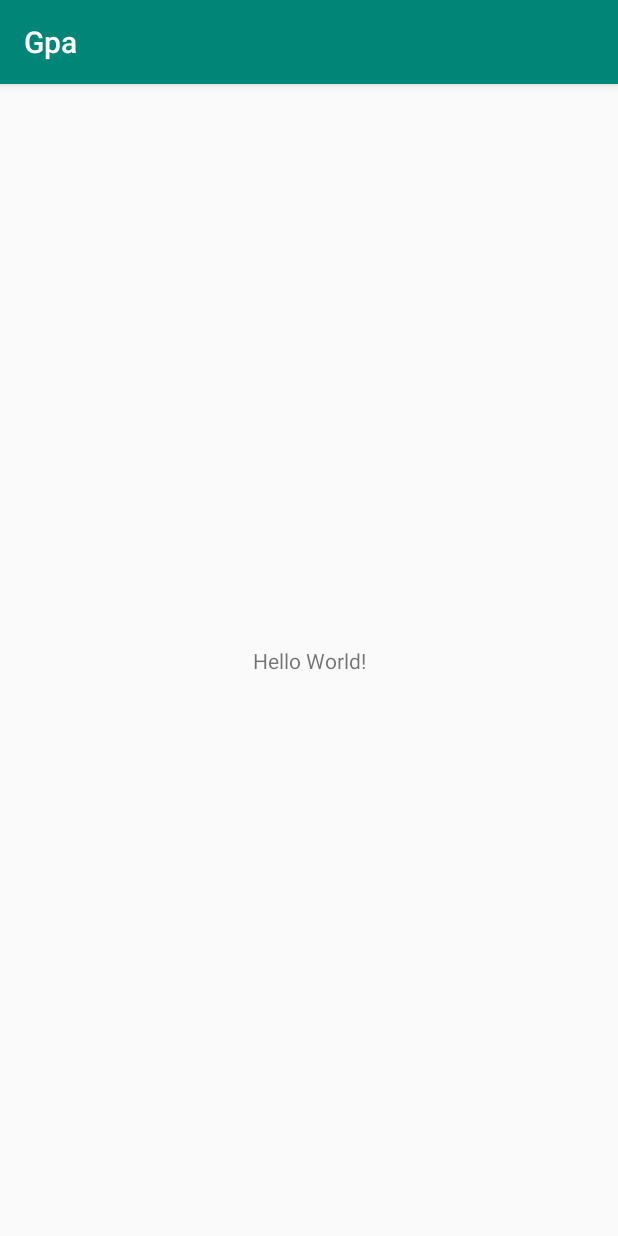
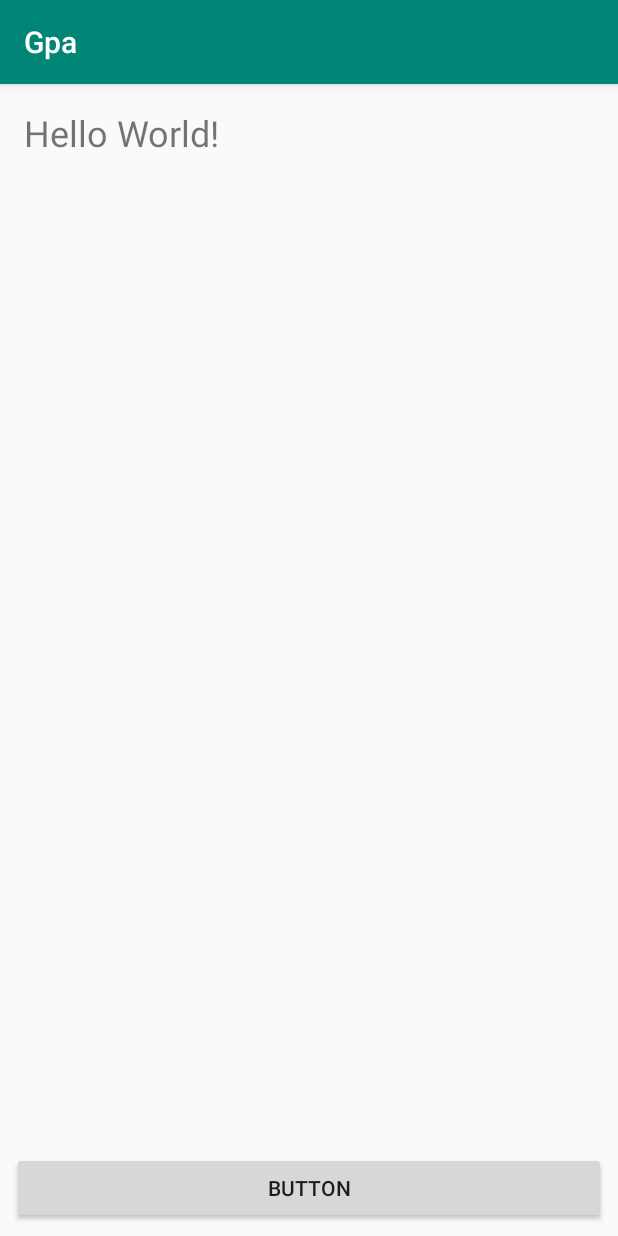
Before and after one commit to QC858020/androidTD, an Android app: the screen it shows after launch (MainActivity), on a phone screen of 412 x 824 dp. Run offline under Robolectric (Android 15) with nearby library versions, the phone set to English and light mode, and no system bars.

Commit message:
First Interface

```diff
--- a/app/src/main/java/com/tp/tse/gpa/MainActivity.java
+++ b/app/src/main/java/com/tp/tse/gpa/MainActivity.java
@@ -2,12 +2,19 @@ package com.tp.tse.gpa;
 
 import android.support.v7.app.AppCompatActivity;
 import android.os.Bundle;
+import android.widget.Button;
+import android.widget.TextView;
 
 public class MainActivity extends AppCompatActivity {
+    private TextView textViewName;
+    private Button buttonNext;
 
     @Override
     protected void onCreate(Bundle savedInstanceState) {
         super.onCreate(savedInstanceState);
         setContentView(R.layout.activity_main);
+
+        textViewName  = findViewById(R.id.activity_main_textview_name);
+        buttonNext = findViewById(R.id.activity_main_button_next);
     }
 }
--- a/app/src/main/res/layout/activity_main.xml
+++ b/app/src/main/res/layout/activity_main.xml
@@ -4,15 +4,32 @@
     xmlns:tools="http://schemas.android.com/tools"
     android:layout_width="match_parent"
     android:layout_height="match_parent"
-    tools:context=".MainActivity">
+    tools:context=".MainActivity"
+    tools:layout_editor_absoluteY="81dp">
 
     <TextView
-        android:layout_width="wrap_content"
+        android:id="@+id/activity_main_textview_name"
+        android:layout_width="0dp"
         android:layout_height="wrap_content"
+        android:layout_marginStart="16dp"
+        android:layout_marginTop="16dp"
+        android:layout_marginEnd="107dp"
         android:text="Hello World!"
-        app:layout_constraintBottom_toBottomOf="parent"
-        app:layout_constraintLeft_toLeftOf="parent"
-        app:layout_constraintRight_toRightOf="parent"
+        android:textSize="24sp"
+        app:layout_constraintEnd_toEndOf="parent"
+        app:layout_constraintStart_toStartOf="parent"
         app:layout_constraintTop_toTopOf="parent" />
 
+    <Button
+        android:id="@+id/activity_main_button_next"
+        android:layout_width="0dp"
+        android:layout_height="wrap_content"
+        android:layout_marginStart="8dp"
+        android:layout_marginEnd="8dp"
+        android:layout_marginBottom="8dp"
+        android:text="Button"
+        app:layout_constraintBottom_toBottomOf="parent"
+        app:layout_constraintEnd_toEndOf="parent"
+        app:layout_constraintStart_toStartOf="parent" />
+
 </android.support.constraint.ConstraintLayout>
```
